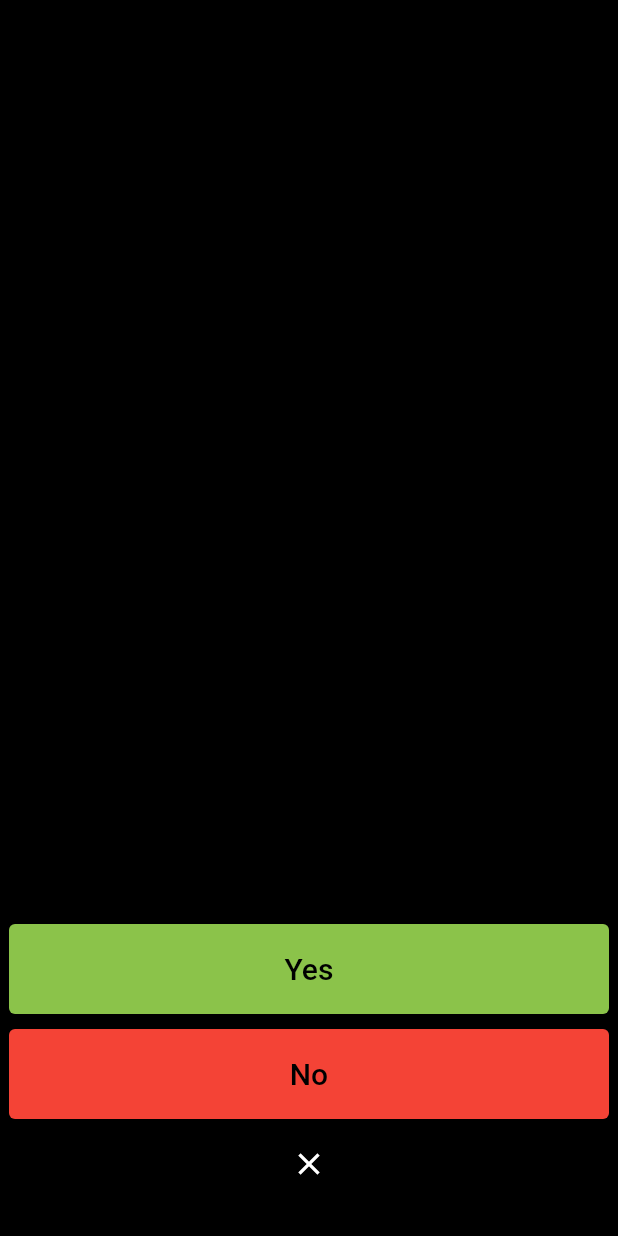
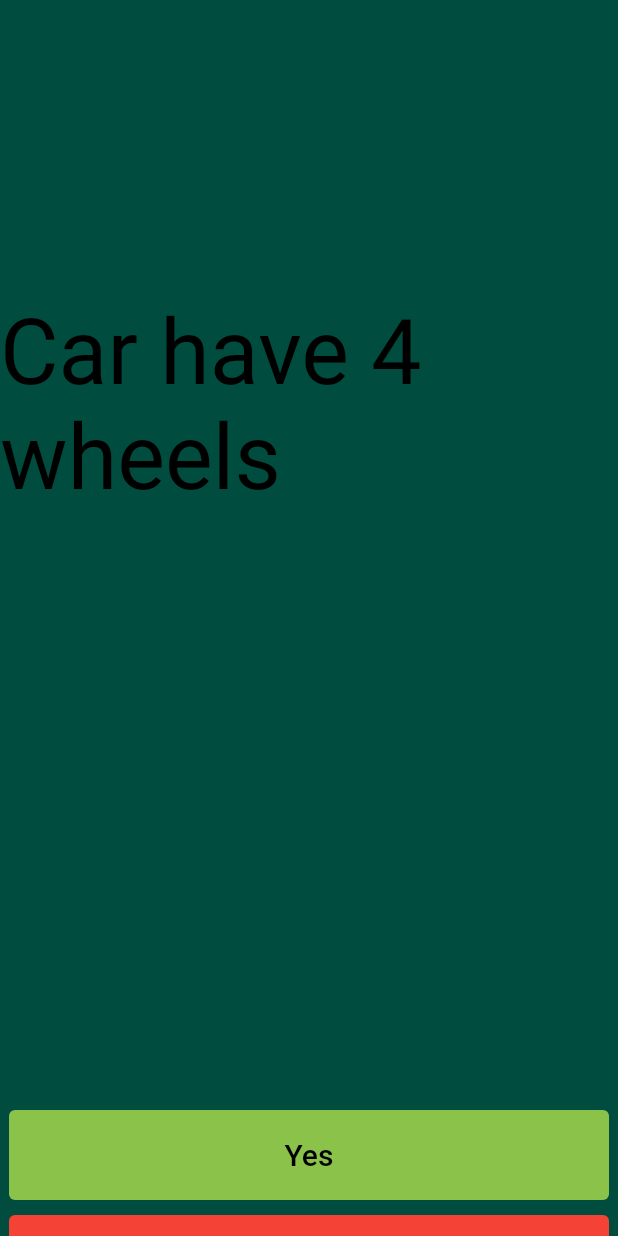
Before and after one commit to sidharth-124/quizapp7, a Flutter app: the screen it shows after launch, on a phone screen of 412 x 824 dp. Run offline on Flutter 3.47's test engine with Material 2 defaults, Android fonts, the phone set to English and light mode, and no system bars; network calls fail.

Commit message:
added qns

```diff
--- /dev/null
+++ b/lib/qnlist.dart
@@ -0,0 +1,5 @@
+class Quiz{
+  String? qus;
+  bool? ans;
+  Quiz({this.qus,this.ans});
+}
--- a/lib/question.dart
+++ b/lib/question.dart
@@ -1,4 +1,5 @@
 import 'package:flutter/material.dart';
+import 'package:sample5/qnlist.dart';
 
 class Question extends StatefulWidget {
   const Question({Key? key}) : super(key: key);
@@ -8,18 +9,41 @@ class Question extends StatefulWidget {
 }
 
 class _QuestionState extends State<Question> {
+  int i = 0;
+  void next() {
+    if (i < qns.length) {
+      i++;
+    }
+  }
+
+  List qns = [
+    Quiz(qus: 'Car have 4 wheels', ans: true),
+    Quiz(qus: 'An atom is the smallest particle.', ans: false),
+    Quiz(qus: 'Boiling water is 100 degrees Celsius.', ans: true),
+    Quiz(qus: 'Butterflies taste things with their wings.', ans: false),
+    Quiz(qus: 'The sun is not a star.', ans: false),
+    Quiz(qus: 'Lightning can’t strike in the same place twice.', ans: false),
+  ];
   @override
   Widget build(BuildContext context) {
     return MaterialApp(
       home: Scaffold(
-        backgroundColor: Colors.black,
+        backgroundColor: Colors.teal[900],
         body: Center(
           child: Column(
             children: [
               SizedBox(
                 height: 200,
               ),
-              Container(child: Text('a')),
+              Container(
+                child: Text(
+                  qns[i].qus,
+                  style: TextStyle(
+                    fontSize: 60,
+                    color: Colors.black,
+                  ),
+                ),
+              ),
               SizedBox(
                 height: 400,
               ),
@@ -28,7 +52,11 @@ class _QuestionState extends State<Question> {
                 width: 400,
                 height: 60,
                 child: TextButton(
-                  onPressed: null,
+                  onPressed: () {
+                    setState(() {
+                      next();
+                    });
+                  },
                   child: Text(
                     'Yes',
                     style: TextStyle(
@@ -48,7 +76,11 @@ class _QuestionState extends State<Question> {
                 width: 400,
                 height: 60,
                 child: TextButton(
-                  onPressed: null,
+                  onPressed: () {
+                    setState(() {
+                      next();
+                    });
+                  },
                   child: Text(
                     'No',
                     style: TextStyle(
@@ -66,7 +98,10 @@ class _QuestionState extends State<Question> {
                 child: Row(
                   mainAxisAlignment: MainAxisAlignment.center,
                   children: [
-                    Icon(Icons.close_sharp,color: Colors.white,)
+                    Icon(
+                      Icons.close_sharp,
+                      color: Colors.white,
+                    )
                   ],
                 ),
               ),
```
